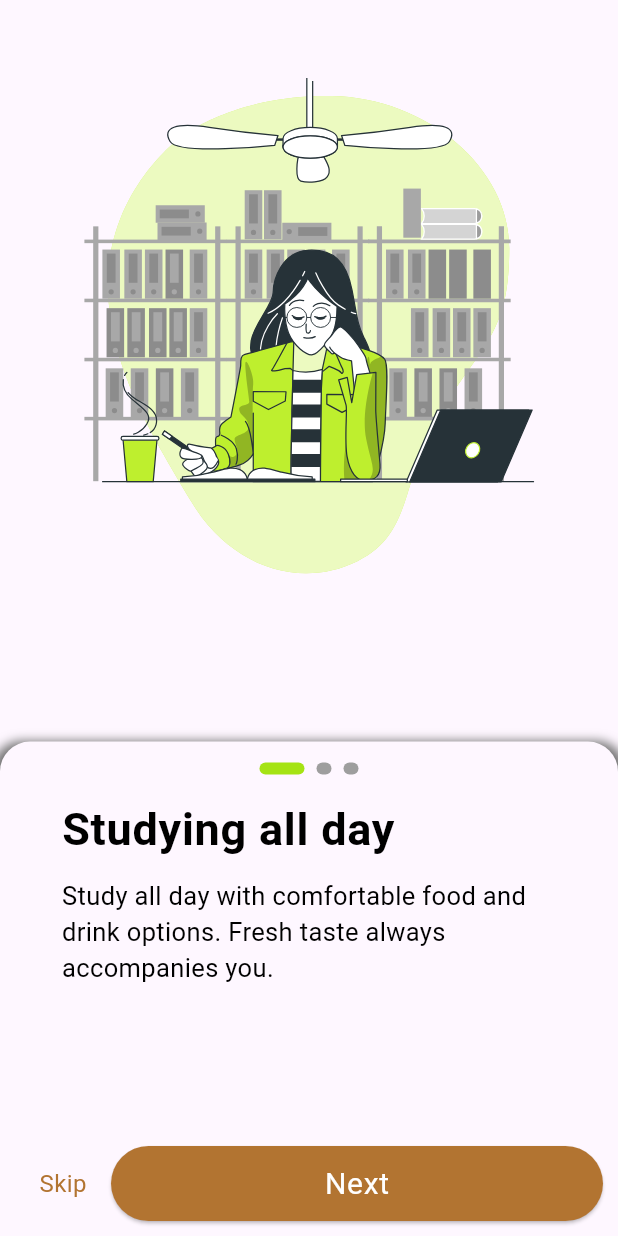
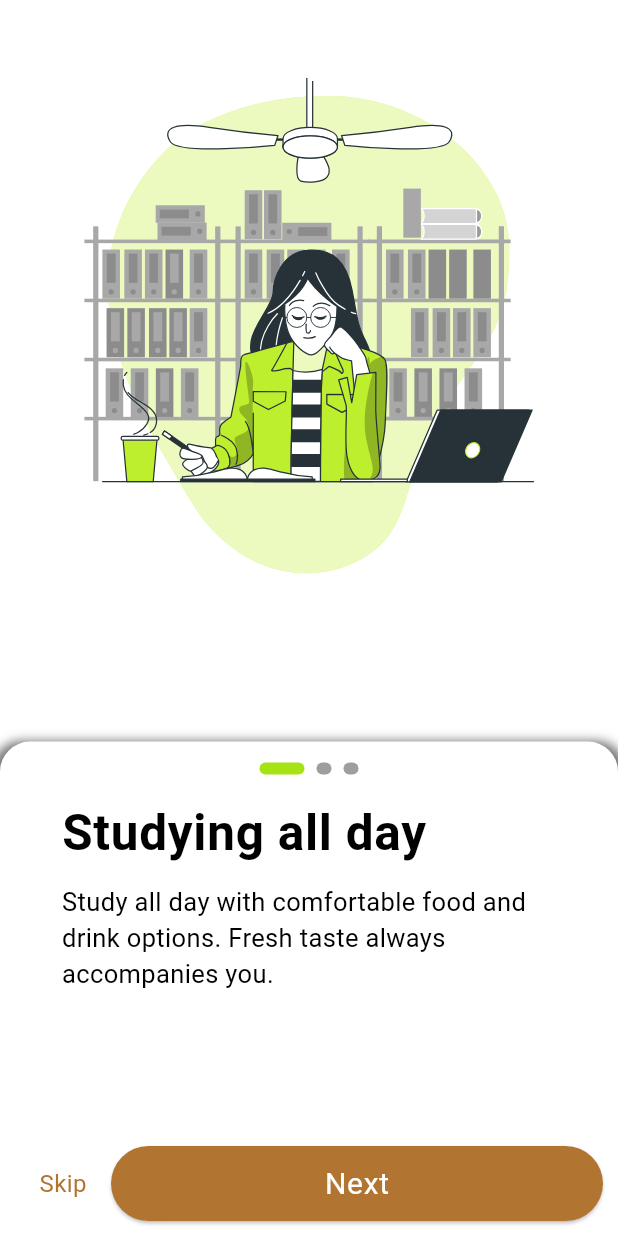
Before and after one commit to Mohitkoley/onboard_dummy1, a Flutter app: the screen it shows after launch, after a tap on "intro 2", on a phone screen of 412 x 824 dp. Run offline on Flutter 3.47's test engine with Material 3 defaults, Android fonts, the phone set to English and light mode, and no system bars; our stand-ins replace flutter_svg.

Commit message:
added 3rd onBoard

```diff
--- a/lib/screens/intro_screens/screen1/intro_screen1.dart
+++ b/lib/screens/intro_screens/screen1/intro_screen1.dart
@@ -2,7 +2,7 @@ import 'package:flutter/gestures.dart';
 import 'package:flutter/material.dart';
 import 'package:onboarding/const/resource.dart';
 import 'package:onboarding/screens/intro_screens/screen1/intro_widget.dart';
-import 'package:onboarding/utils/shared_list.dart';
+import 'package:onboarding/models/intro_pages.dart';
 
 class AppScrollBehavior extends MaterialScrollBehavior {
   @override
--- a/lib/screens/intro_screens/screen2/intro_screen2.dart
+++ b/lib/screens/intro_screens/screen2/intro_screen2.dart
@@ -1,8 +1,7 @@
 import 'package:flutter/material.dart';
 import 'package:flutter_svg/svg.dart';
-import 'package:onboarding/const/resource.dart';
 import 'package:onboarding/theme/colors.dart';
-import 'package:onboarding/utils/shared_list.dart';
+import 'package:onboarding/models/intro_pages.dart';
 import 'package:onboarding/utils/utils.dart';
 
 class IntroScreen2 extends StatefulWidget {
@@ -142,7 +141,7 @@ class _IntroScreen2State extends State<IntroScreen2>
                           },
                           child: Text("Skip",
                               style: context.textTheme.bodyMedium!
-                                  .copyWith(color: secondryColor)),
+                                  .copyWith(color: AppColors.secondryColor)),
                         ),
                       // _nextButton("Next", context, () {})
                       NextButton(
@@ -158,14 +157,17 @@ class _IntroScreen2State extends State<IntroScreen2>
     );
   }
 
-  _titleText(
+  Widget _titleText(
     String title,
     BuildContext context,
   ) {
-    return _slidingAnimaiton(Text(
-      title,
-      style: context.textTheme.bodyLarge!
-          .copyWith(fontWeight: FontWeight.bold, fontSize: 30),
+    return _slidingAnimaiton(SizedBox(
+      width: context.width * 0.8,
+      child: Text(
+        title,
+        style: context.textTheme.bodyLarge!.copyWith(
+            fontWeight: FontWeight.bold, fontSize: context.width * 0.08),
+      ),
     ));
   }
 
@@ -196,7 +198,7 @@ class _IntroScreen2State extends State<IntroScreen2>
       width: isCurrent ? 30 : 10,
       height: 8,
       decoration: BoxDecoration(
-        color: isCurrent ? primaryColor : Colors.grey,
+        color: isCurrent ? AppColors.primaryColor : Colors.grey,
         borderRadius: BorderRadius.circular(10),
       ),
     );
@@ -218,7 +220,7 @@ class NextButton extends StatelessWidget {
     return Expanded(
       child: ElevatedButton(
         style: ElevatedButton.styleFrom(
-          minimumSize: Size(0, 50),
+          minimumSize: const Size(0, 50),
         ),
         onPressed: () {
           _pageController.nextPage(
@@ -230,7 +232,7 @@ class NextButton extends StatelessWidget {
             style: context.textTheme.bodyLarge!.copyWith(
                 height: 1.5,
                 fontWeight: FontWeight.w400,
-                color: context.isDarkMode ? black : white)),
+                color: context.isDarkMode ? AppColors.black : AppColors.white)),
       ),
     );
   }
--- a/lib/screens/on_boardinglist.dart
+++ b/lib/screens/on_boardinglist.dart
@@ -3,7 +3,8 @@ import 'package:flutter/material.dart';
 
 import 'package:onboarding/screens/intro_screens/screen1/intro_screen1.dart';
 import 'package:onboarding/screens/intro_screens/screen2/intro_screen2.dart';
-import 'package:onboarding/theme/colors.dart';
+import 'package:onboarding/screens/intro_screens/screen3/intro_screen3.dart';
+
 import 'package:onboarding/utils/utils.dart';
 
 class OnBoardScreensList extends StatefulWidget {
@@ -34,7 +35,10 @@ class _OnBoardScreensListState extends State<OnBoardScreensList> {
                     MaterialPageRoute(builder: (context) => IntroScreen1()))),
             ScreenButton(
                 title: "intro 2",
-                onPressed: () => context.navigateTo(IntroScreen2()))
+                onPressed: () => context.navigateTo(IntroScreen2())),
+            ScreenButton(
+                title: "intro 3",
+                onPressed: () => context.navigateTo(IntroScreen3())),
           ],
         ),
       ),
--- a/lib/theme/app_theme.dart
+++ b/lib/theme/app_theme.dart
@@ -2,31 +2,37 @@ import 'package:flutter/material.dart';
 import 'package:onboarding/theme/colors.dart';
 
 class AppTheme {
+  // ThemeData
   static ThemeData brightData = ThemeData.light().copyWith(
-      colorScheme: ColorScheme.fromSeed(seedColor: primaryColor),
+      colorScheme: ColorScheme.fromSeed(seedColor: AppColors.primaryColor),
       elevatedButtonTheme: buttonTheme,
+      scaffoldBackgroundColor: AppColors.white,
       textTheme: const TextTheme(
-        bodyLarge: TextStyle(fontSize: 20, color: black),
-        bodyMedium: TextStyle(fontSize: 16, color: black),
+        bodyLarge: TextStyle(fontSize: 20, color: AppColors.black),
+        bodyMedium: TextStyle(fontSize: 16, color: AppColors.black),
       ),
-      dividerColor: supporterColor);
+      dividerColor: AppColors.supporterColor);
 
   static ThemeData darkData = ThemeData.dark().copyWith(
-      colorScheme: ColorScheme.fromSeed(seedColor: primaryColor),
+      scaffoldBackgroundColor: AppColors.black,
+      colorScheme: ColorScheme.fromSeed(seedColor: AppColors.primaryColor),
       textTheme: const TextTheme(
-        bodyLarge: TextStyle(fontSize: 20, color: white),
-        bodyMedium: TextStyle(fontSize: 16, color: white),
+        bodyLarge: TextStyle(fontSize: 20, color: AppColors.white),
+        bodyMedium: TextStyle(fontSize: 16, color: AppColors.white),
       ),
       elevatedButtonTheme: buttonThemeDark,
-      dividerColor: supporterColor);
+      dividerColor: AppColors.supporterColor);
 
+  // ElevatedButtonThemeData
   static ElevatedButtonThemeData buttonTheme = ElevatedButtonThemeData(
       style: ButtonStyle(
-          foregroundColor: MaterialStateProperty.all<Color>(white),
-          backgroundColor: MaterialStateProperty.all<Color>(secondryColor)));
+          foregroundColor: MaterialStateProperty.all<Color>(AppColors.white),
+          backgroundColor:
+              MaterialStateProperty.all<Color>(AppColors.secondryColor)));
 
   static ElevatedButtonThemeData buttonThemeDark = ElevatedButtonThemeData(
       style: ButtonStyle(
-          foregroundColor: MaterialStateProperty.all<Color>(black),
-          backgroundColor: MaterialStateProperty.all<Color>(secondryColor)));
+          foregroundColor: MaterialStateProperty.all<Color>(AppColors.black),
+          backgroundColor:
+              MaterialStateProperty.all<Color>(AppColors.secondryColor)));
 }
--- a/lib/theme/colors.dart
+++ b/lib/theme/colors.dart
@@ -1,7 +1,9 @@
 import 'package:flutter/material.dart';
 
-const supporterColor = Color(0xFFD6CCB8);
-const secondryColor = Color(0xFFB27431);
-const primaryColor = Color(0xFFA5E314);
-const white = Color(0xFFFFFFFF);
-const black = Color(0xFF000000);
+class AppColors {
+  static const secondryColor = Color(0xFFB27431);
+  static const supporterColor = Color(0xFFD6CCB8);
+  static const primaryColor = Color(0xFFA5E314);
+  static const white = Color(0xFFFFFFFF);
+  static const black = Color(0xFF000000);
+}
--- a/lib/utils/utils.dart
+++ b/lib/utils/utils.dart
@@ -30,3 +30,9 @@ extension ContextExt on BuildContext {
     Navigator.of(this).push(MaterialPageRoute(builder: (context) => screen));
   }
 }
+
+extension DoubleExt on num {
+  Widget get hBox => SizedBox(height: toDouble());
+  Widget get wBox => SizedBox(width: toDouble());
+  Widget get hwBox => SizedBox(height: toDouble(), width: toDouble());
+}
```
Also changed, not shown: lib/screens/intro_screens/screen3/intro_screen3.dart (added, +114 -0 lines), lib/screens/intro_screens/screen3/intro_widget3.dart (added, +70 -0 lines), lib/models/intro_pages.dart (renamed from lib/utils/shared_list.dart).
